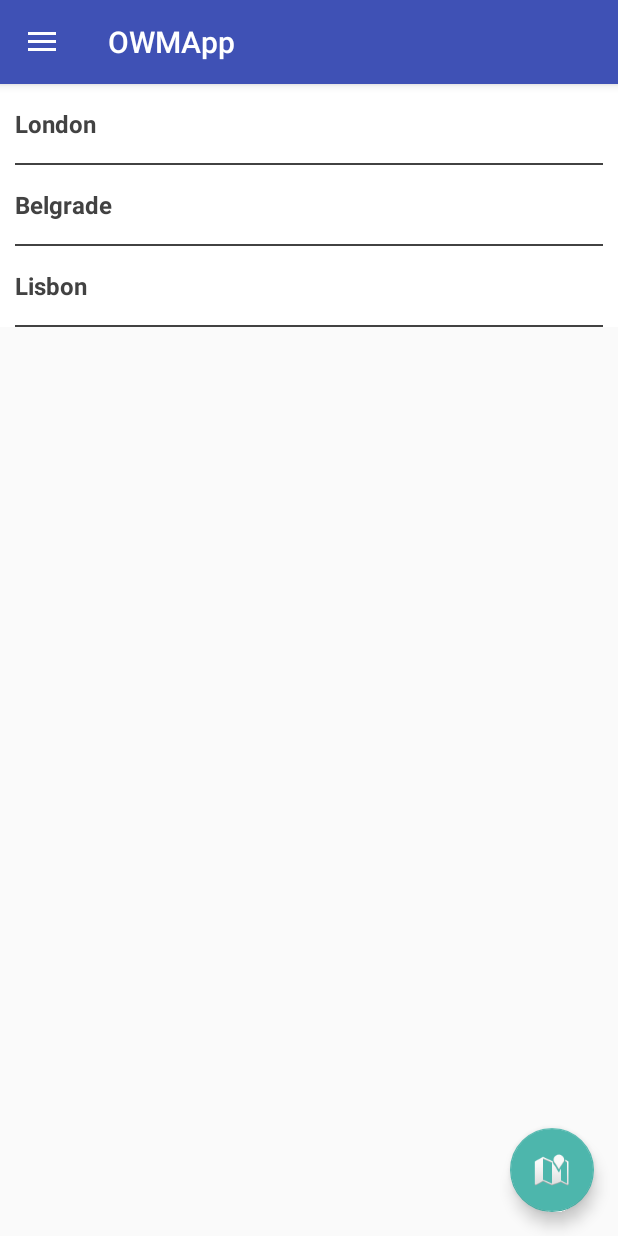
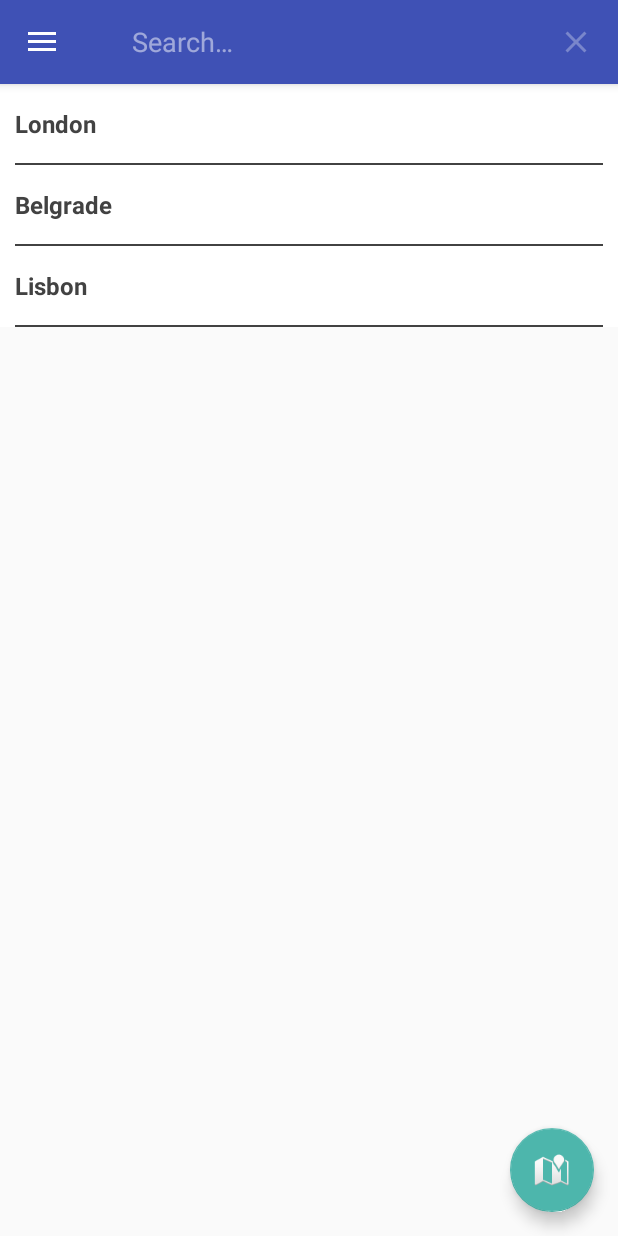
Before and after one commit to glisovicp/OWMApp, an Android app: the screen it shows after launch (MainActivity), after a tap on an icon or button, on a phone screen of 412 x 824 dp. Run offline under Robolectric (Android 15) with nearby library versions, the phone set to English and light mode, and no system bars; 3 other taps on this screen came first.

Commit message:
Implement bookmarked locations search

```diff
--- a/app/src/main/AndroidManifest.xml
+++ b/app/src/main/AndroidManifest.xml
@@ -13,6 +13,11 @@
             android:name=".activities.MainActivity"
             android:label="@string/app_name"
             android:theme="@style/AppTheme.NoActionBar">
+
+            <meta-data
+                android:name="android.app.searchable"
+                android:resource="@xml/searchable" />
+
             <intent-filter>
                 <action android:name="android.intent.action.MAIN" />
 
--- a/app/src/main/java/rs/gecko/petar/owmapp/fragments/SavedLocationsFragment.java
+++ b/app/src/main/java/rs/gecko/petar/owmapp/fragments/SavedLocationsFragment.java
@@ -1,18 +1,21 @@
 package rs.gecko.petar.owmapp.fragments;
 
-import android.app.Dialog;
-import android.content.DialogInterface;
+import android.app.SearchManager;
+import android.content.Context;
 import android.graphics.Canvas;
 import android.graphics.Color;
 import android.os.Bundle;
 import android.support.design.widget.Snackbar;
 import android.support.v4.app.Fragment;
-import android.support.v7.app.AlertDialog;
 import android.support.v7.widget.DefaultItemAnimator;
 import android.support.v7.widget.LinearLayoutManager;
 import android.support.v7.widget.RecyclerView;
+import android.support.v7.widget.SearchView;
 import android.support.v7.widget.helper.ItemTouchHelper;
 import android.view.LayoutInflater;
+import android.view.Menu;
+import android.view.MenuInflater;
+import android.view.MenuItem;
 import android.view.View;
 import android.view.ViewGroup;
 
@@ -36,6 +39,8 @@ public class SavedLocationsFragment extends Fragment implements RecyclerItemTouc
     private SavedLocationsAdapter adapter;
 
     RecyclerView locationsRecyclerView;
+
+    private SearchView searchView;
 
     public SavedLocationsFragment() {
         // Required empty public constructor
@@ -95,7 +100,7 @@ public class SavedLocationsFragment extends Fragment implements RecyclerItemTouc
         // attaching the touch helper to recycler view
         new ItemTouchHelper(itemTouchHelperCallback1).attachToRecyclerView(locationsRecyclerView);
 
-        setSearchListener();
+        setHasOptionsMenu(true);
 
         return v;
     }
@@ -127,10 +132,6 @@ public class SavedLocationsFragment extends Fragment implements RecyclerItemTouc
         locationsRecyclerView.invalidate();
     }
 
-    private void setSearchListener() {
-
-    }
-
     /**
      * callback when recycler view is swiped
      * item will be removed on swiped
@@ -140,11 +141,6 @@ public class SavedLocationsFragment extends Fragment implements RecyclerItemTouc
     public void onSwiped(final RecyclerView.ViewHolder viewHolder, final int direction, final int position) {
         if (viewHolder instanceof SavedLocationsAdapter.SavedLocationsViewHolder) {
 
-            AlertDialog.Builder alertDialog = new AlertDialog.Builder(getActivity());
-            alertDialog.setMessage(getString(R.string.dialog_message_delete_location));
-
-            alertDialog.setPositiveButton(getString(R.string.yes), new DialogInterface.OnClickListener() {
-                public void onClick(DialogInterface dialog, int which) {
             // get the removed item name to display it in snack bar
             String name = myLocations.get(viewHolder.getAdapterPosition()).getLocationName();
 
@@ -169,16 +165,54 @@ public class SavedLocationsFragment extends Fragment implements RecyclerItemTouc
             snackbar.setActionTextColor(Color.YELLOW);
             snackbar.show();
         }
-            });
+    }
 
-            alertDialog.setNegativeButton(getString(R.string.no), new DialogInterface.OnClickListener() {
-                public void onClick(DialogInterface dialog, int which) {
-                    dialog.cancel();
-                    adapter.notifyDataSetChanged();
+    @Override
+    public void onCreateOptionsMenu(Menu menu, MenuInflater inflater) {
+        inflater.inflate(R.menu.main, menu);
+
+        // Associate searchable configuration with the SearchView
+        SearchManager searchManager = (SearchManager) getActivity().getSystemService(Context.SEARCH_SERVICE);
+        searchView = (SearchView) menu.findItem(R.id.action_search)
+                .getActionView();
+        searchView.setSearchableInfo(searchManager
+                .getSearchableInfo(getActivity().getComponentName()));
+        searchView.setMaxWidth(Integer.MAX_VALUE);
+
+        // listening to search query text change
+        searchView.setOnQueryTextListener(new SearchView.OnQueryTextListener() {
+            @Override
+            public boolean onQueryTextSubmit(String query) {
+                // filter recycler view when query submitted
+                adapter.getFilter().filter(query);
+                return false;
+            }
+
+            @Override
+            public boolean onQueryTextChange(String query) {
+                // filter recycler view when text is changed
+                adapter.getFilter().filter(query);
+                return false;
             }
         });
 
-            Dialog d = alertDialog.show();
+
+
+        super.onCreateOptionsMenu(menu, inflater);
+    }
+
+    @Override
+    public boolean onOptionsItemSelected(MenuItem item) {
+        // Handle action bar item clicks here. The action bar will
+        // automatically handle clicks on the Home/Up button, so long
+        // as you specify a parent activity in AndroidManifest.xml.
+        int id = item.getItemId();
+
+        //noinspection SimplifiableIfStatement
+        if (id == R.id.action_search) {
+            return true;
+        }
+
+        return super.onOptionsItemSelected(item);
     }
 }
-}
--- a/app/src/main/res/menu/main.xml
+++ b/app/src/main/res/menu/main.xml
@@ -1,9 +1,16 @@
 <?xml version="1.0" encoding="utf-8"?>
 <menu xmlns:android="http://schemas.android.com/apk/res/android"
-    xmlns:app="http://schemas.android.com/apk/res-auto">
+    xmlns:app="http://schemas.android.com/apk/res-auto"
+    xmlns:tools="http://schemas.android.com/tools"
+    tools:context="rs.gecko.petar.owmapp.activities.MainActivity">
+
     <item
-        android:id="@+id/action_settings"
+        android:id="@+id/action_search"
+        android:icon="@drawable/ic_search_black_24dp"
+        android:iconTint="@color/white"
         android:orderInCategory="100"
-        android:title="@string/action_settings"
-        app:showAsAction="never" />
+        android:title="@string/action_search"
+        app:showAsAction="always"
+        app:actionViewClass="android.support.v7.widget.SearchView" />
+
 </menu>
--- a/app/src/main/res/values/strings.xml
+++ b/app/src/main/res/values/strings.xml
@@ -9,9 +9,8 @@
 
     <string name="delete">DELETE</string>
 
-    <string name="dialog_message_delete_location">Are you sure you want to remove this place?</string>
-    <string name="yes">Yes</string>
-    <string name="no">No</string>
+    <string name="search_hint">Type name…</string>
 
-
+    <!--Menu item titles-->
+    <string name="action_search">Search</string>
 </resources>
--- /dev/null
+++ b/app/src/main/res/xml/searchable.xml
@@ -0,0 +1,4 @@
+<?xml version="1.0" encoding="utf-8"?>
+<searchable xmlns:android="http://schemas.android.com/apk/res/android"
+    android:hint="@string/search_hint"
+    android:label="@string/app_name" />
```
Also changed, not shown: app/src/main/java/rs/gecko/petar/owmapp/activities/MainActivity.java (+0 -22 lines), app/src/main/res/drawable-hdpi/ic_search_black_24dp.png (added), app/src/main/res/drawable-mdpi/ic_search_black_24dp.png (added), app/src/main/res/drawable-xhdpi/ic_search_black_24dp.png (added), app/src/main/res/drawable-xxhdpi/ic_search_black_24dp.png (added), app/src/main/res/drawable-xxxhdpi/ic_search_black_24dp.png (added). Lines whose indentation alone changed are shown as unchanged.
